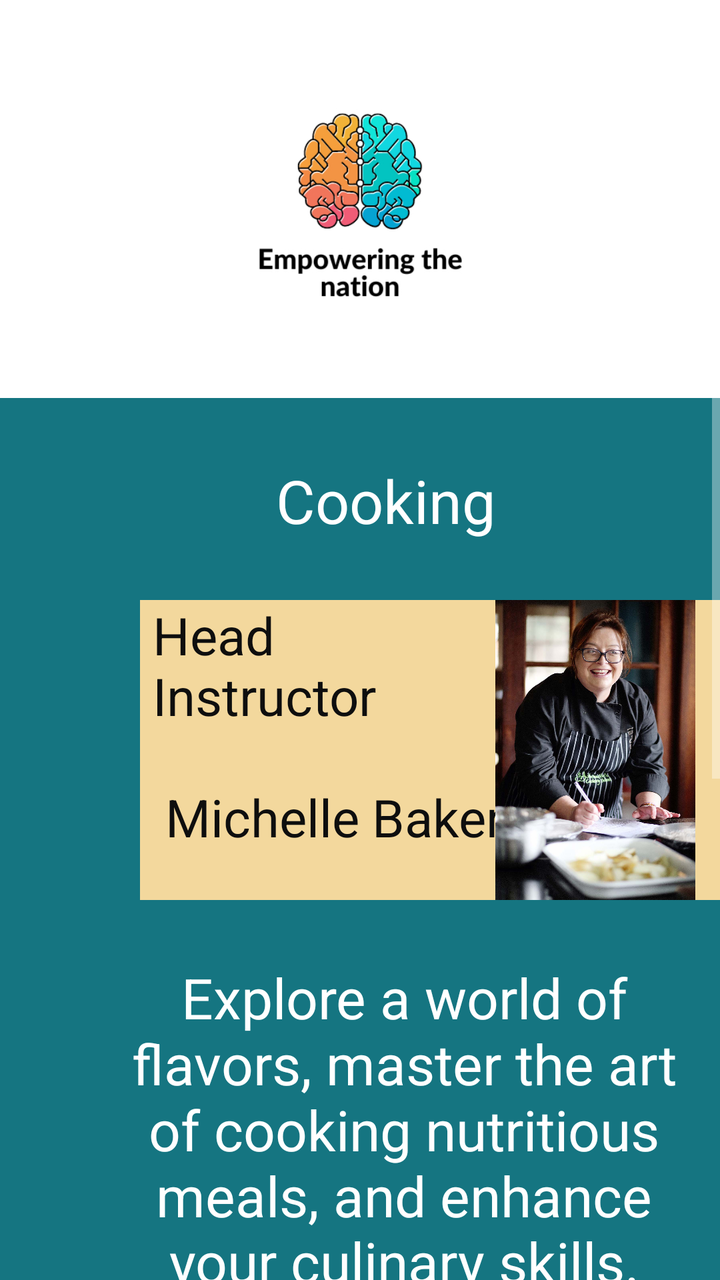
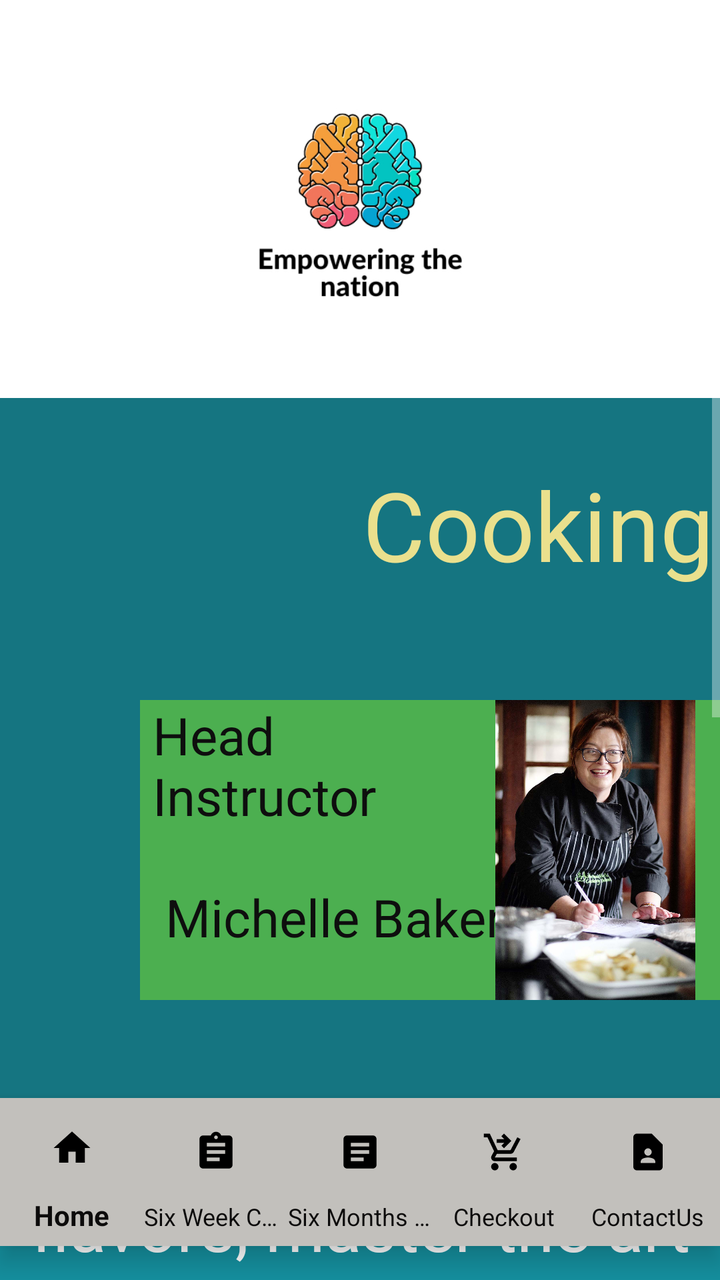

The first picture is an Android layout as it rendered before a commit; the second is the same layout after the commit. The layout source and the unified diff follow.
<!-- AndroidManifest.xml: application theme Theme.AppCompat -->
<!-- res/layout/activity_cooking.xml -->
<?xml version="1.0" encoding="utf-8"?>
<ScrollView xmlns:android="http://schemas.android.com/apk/res/android"
    xmlns:app="http://schemas.android.com/apk/res-auto"
    xmlns:tools="http://schemas.android.com/tools"
    android:id="@+id/scrollView2"
    android:layout_width="match_parent"
    android:layout_height="match_parent"
    android:background="#97E4E9"
    android:fillViewport="true"
    app:layout_constraintBottom_toBottomOf="parent"
    app:layout_constraintEnd_toEndOf="parent"
    app:layout_constraintHorizontal_bias="0.0"
    app:layout_constraintStart_toStartOf="parent"
    app:layout_constraintTop_toTopOf="parent"
    app:layout_constraintVertical_bias="1.0">
    <RelativeLayout
        android:layout_width="match_parent"
        android:layout_height="match_parent"
        android:background="#FFFFFF"
        tools:context=".Cooking">


        <FrameLayout
            android:id="@+id/container"
            android:layout_width="match_parent"
            android:layout_height="match_parent"
            android:background="#157581">


            <ImageView
                android:id="@+id/imageViewL3"
                android:layout_width="match_parent"
                android:layout_height="199dp"
                android:layout_gravity="top"
                android:background="#FFFFFF"
                android:contentDescription="TODO"
                app:srcCompat="@drawable/thumbnail_img_7280" />

            <TextView
                android:id="@+id/textViewCooking"
                android:layout_width="301dp"
                android:layout_height="59dp"
                android:layout_marginLeft="50dp"
                android:layout_marginTop="230dp"
                android:text="            Cooking"
                android:textColor="#FFFFFF"
                android:textSize="30sp" />

            <TextView
                android:id="@+id/textViewText1"
                android:layout_width="304dp"
                android:layout_height="wrap_content"
                android:layout_marginLeft="50dp"
                android:layout_marginTop="480dp"

                android:text="Explore a world of flavors, master the art of cooking nutritious meals, and enhance your culinary skills."
                android:textAlignment="center"
                android:textColor="#FFFFFF"
                android:textSize="28sp" />

            <ImageView
                android:id="@+id/imageViewCooking"
                android:layout_width="200dp"
                android:layout_height="180dp"
                android:layout_marginLeft="100dp"
                android:layout_marginTop="650dp"
                app:srcCompat="@drawable/mealprep" />

            <TextView
                android:id="@+id/textViewText2"
                android:layout_width="340dp"
                android:layout_height="150dp"
                android:layout_marginLeft="70dp"
                android:layout_marginTop="300dp"
                android:background="#f3d89d"
                android:text=" Head\n Instructor \n \n  Michelle Baker"
                android:textAlignment="textStart"
                android:textColor="#0E0E0E"
                android:textSize="26sp" />

            <ImageView
                android:id="@+id/imageViewMichelle"
                android:layout_width="wrap_content"
                android:layout_height="150dp"
                android:layout_marginLeft="235dp"
                android:layout_marginTop="300dp"
                app:srcCompat="@drawable/michelle_baker_chef1_" />

            <TextView
                android:id="@+id/textViewText3"
                android:layout_width="228dp"
                android:layout_height="82dp"
                android:layout_marginLeft="80dp"
                android:layout_marginTop="850dp"
                android:text="Fees: \nR750"
                android:textAlignment="center"
                android:textColor="#FFFFFF"
                android:textSize="32sp" />

            <Button
                android:id="@+id/buttonBookNow"
                android:layout_width="200dp"
                android:layout_height="92dp"
                android:layout_marginLeft="90dp"
                android:layout_marginTop="960dp"
                android:text="Book Now!"
                android:textColor="#4CAF50"
                android:textSize="24sp" />


        </FrameLayout>

        <com.google.android.material.bottomnavigation.BottomNavigationView
            android:id="@+id/bottomNav"
            android:layout_width="match_parent"
            android:layout_height="60dp"
            android:layout_alignParentBottom="true"
            android:layout_marginBottom="20dp"
            android:background="#FF9800"
            android:scrollIndicators="left"
            app:itemTextColor="#0C0B0B"
            app:layout_constraintBottom_toBottomOf="parent"
            app:layout_constraintEnd_toEndOf="parent"
            app:layout_constraintHorizontal_bias="0.5"
            app:layout_constraintStart_toStartOf="parent"
            app:menu="@menu/nav_menu" />
    </RelativeLayout>

</ScrollView>
<!-- resources referenced by this layout -->
<resources>
  <!-- drawable mealprep: jpg bitmap (drawable, 148352 bytes) -->
  <!-- drawable michelle_baker_chef1_: jpg bitmap (drawable, 149264 bytes) -->
  <!-- drawable thumbnail_img_7280: jpg bitmap (drawable, 73812 bytes) -->
</resources>

<!-- the commit's change to res/layout/activity_cooking.xml (unified diff, before → after) -->
@@ -1,24 +1,25 @@
 <?xml version="1.0" encoding="utf-8"?>
-<ScrollView xmlns:android="http://schemas.android.com/apk/res/android"
+<RelativeLayout xmlns:android="http://schemas.android.com/apk/res/android"
     xmlns:app="http://schemas.android.com/apk/res-auto"
     xmlns:tools="http://schemas.android.com/tools"
-    android:id="@+id/scrollView2"
     android:layout_width="match_parent"
     android:layout_height="match_parent"
-    android:background="#97E4E9"
-    android:fillViewport="true"
-    app:layout_constraintBottom_toBottomOf="parent"
-    app:layout_constraintEnd_toEndOf="parent"
-    app:layout_constraintHorizontal_bias="0.0"
-    app:layout_constraintStart_toStartOf="parent"
-    app:layout_constraintTop_toTopOf="parent"
-    app:layout_constraintVertical_bias="1.0">
-    <RelativeLayout
+    android:background="#FFFFFF"
+    tools:context=".Cooking">
+
+
+    <ScrollView
+        android:id="@+id/scrollView2"
         android:layout_width="match_parent"
         android:layout_height="match_parent"
-        android:background="#FFFFFF"
-        tools:context=".Cooking">
-
+        android:background="#97E4E9"
+        android:fillViewport="true"
+        app:layout_constraintBottom_toBottomOf="parent"
+        app:layout_constraintEnd_toEndOf="parent"
+        app:layout_constraintHorizontal_bias="0.0"
+        app:layout_constraintStart_toStartOf="parent"
+        app:layout_constraintTop_toTopOf="parent"
+        app:layout_constraintVertical_bias="1.0">
 
         <FrameLayout
             android:id="@+id/container"
@@ -38,32 +39,31 @@
 
             <TextView
                 android:id="@+id/textViewCooking"
-                android:layout_width="301dp"
-                android:layout_height="59dp"
-                android:layout_marginLeft="50dp"
+                android:layout_width="394dp"
+                android:layout_height="114dp"
                 android:layout_marginTop="230dp"
                 android:text="            Cooking"
-                android:textColor="#FFFFFF"
-                android:textSize="30sp" />
+                android:textAlignment="center"
+                android:textColor="#EAE08D"
+                android:textSize="48sp" />
 
             <TextView
                 android:id="@+id/textViewText1"
-                android:layout_width="304dp"
-                android:layout_height="wrap_content"
-                android:layout_marginLeft="50dp"
-                android:layout_marginTop="480dp"
-
+                android:layout_width="wrap_content"
+                android:layout_height="195dp"
+                android:layout_marginTop="550dp"
+                android:background="#15909F"
                 android:text="Explore a world of flavors, master the art of cooking nutritious meals, and enhance your culinary skills."
                 android:textAlignment="center"
                 android:textColor="#FFFFFF"
-                android:textSize="28sp" />
+                android:textSize="34sp" />
 
             <ImageView
                 android:id="@+id/imageViewCooking"
-                android:layout_width="200dp"
+                android:layout_width="257dp"
                 android:layout_height="180dp"
                 android:layout_marginLeft="100dp"
-                android:layout_marginTop="650dp"
+                android:layout_marginTop="750dp"
                 app:srcCompat="@drawable/mealprep" />
 
             <TextView
@@ -71,8 +71,8 @@
                 android:layout_width="340dp"
                 android:layout_height="150dp"
                 android:layout_marginLeft="70dp"
-                android:layout_marginTop="300dp"
-                android:background="#f3d89d"
+                android:layout_marginTop="350dp"
+                android:background="#4CAF50"
                 android:text=" Head\n Instructor \n \n  Michelle Baker"
                 android:textAlignment="textStart"
                 android:textColor="#0E0E0E"
@@ -83,15 +83,15 @@
                 android:layout_width="wrap_content"
                 android:layout_height="150dp"
                 android:layout_marginLeft="235dp"
-                android:layout_marginTop="300dp"
+                android:layout_marginTop="350dp"
                 app:srcCompat="@drawable/michelle_baker_chef1_" />
 
             <TextView
                 android:id="@+id/textViewText3"
-                android:layout_width="228dp"
-                android:layout_height="82dp"
-                android:layout_marginLeft="80dp"
-                android:layout_marginTop="850dp"
+                android:layout_width="match_parent"
+                android:layout_height="wrap_content"
+                android:layout_marginTop="950dp"
+                android:background="#15909F"
                 android:text="Fees: \nR750"
                 android:textAlignment="center"
                 android:textColor="#FFFFFF"
@@ -99,31 +99,33 @@
 
             <Button
                 android:id="@+id/buttonBookNow"
-                android:layout_width="200dp"
+                android:layout_width="234dp"
                 android:layout_height="92dp"
                 android:layout_marginLeft="90dp"
-                android:layout_marginTop="960dp"
+                android:layout_marginTop="1050dp"
                 android:text="Book Now!"
                 android:textColor="#4CAF50"
                 android:textSize="24sp" />
 
 
         </FrameLayout>
+    </ScrollView>
 
-        <com.google.android.material.bottomnavigation.BottomNavigationView
-            android:id="@+id/bottomNav"
-            android:layout_width="match_parent"
-            android:layout_height="60dp"
-            android:layout_alignParentBottom="true"
-            android:layout_marginBottom="20dp"
-            android:background="#FF9800"
-            android:scrollIndicators="left"
-            app:itemTextColor="#0C0B0B"
-            app:layout_constraintBottom_toBottomOf="parent"
-            app:layout_constraintEnd_toEndOf="parent"
-            app:layout_constraintHorizontal_bias="0.5"
-            app:layout_constraintStart_toStartOf="parent"
-            app:menu="@menu/nav_menu" />
-    </RelativeLayout>
-
-</ScrollView>
+    <com.google.android.material.bottomnavigation.BottomNavigationView
+        android:id="@+id/bottomNav"
+        android:layout_width="match_parent"
+        android:layout_height="74dp"
+        android:layout_alignParentBottom="true"
+        android:layout_marginBottom="17dp"
+        android:background="#c2c0bc"
+        android:scrollIndicators="left"
+        app:itemIconSize="38dp"
+        app:itemIconTint="@color/black"
+        app:itemTextColor="#0C0B0B"
+        app:labelVisibilityMode="labeled"
+        app:layout_constraintBottom_toBottomOf="parent"
+        app:layout_constraintEnd_toEndOf="parent"
+        app:layout_constraintHorizontal_bias="0.5"
+        app:layout_constraintStart_toStartOf="parent"
+        app:menu="@menu/nav_menu" />
+</RelativeLayout>
<!-- resource entries referenced after the edit -->
@@ -1,5 +1,6 @@
 <!-- resources referenced by this layout -->
 <resources>
+  <color name="black">#FF000000</color>
   <!-- drawable mealprep: jpg bitmap (drawable, 148352 bytes) -->
   <!-- drawable michelle_baker_chef1_: jpg bitmap (drawable, 149264 bytes) -->
   <!-- drawable thumbnail_img_7280: jpg bitmap (drawable, 73812 bytes) -->
